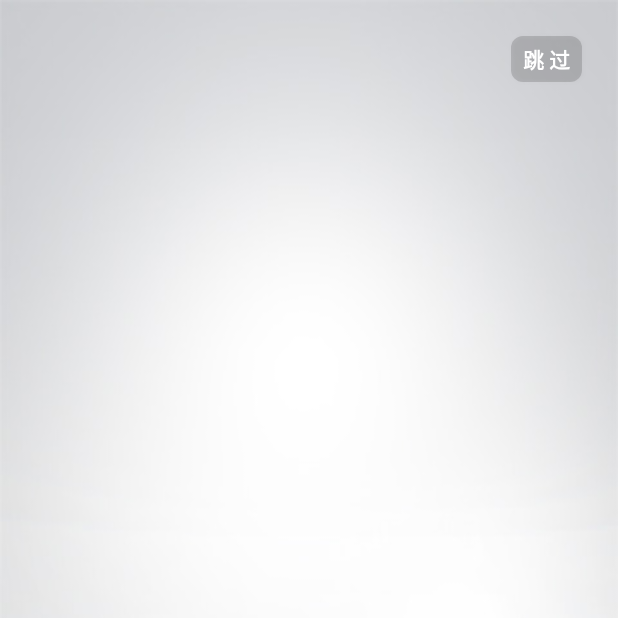
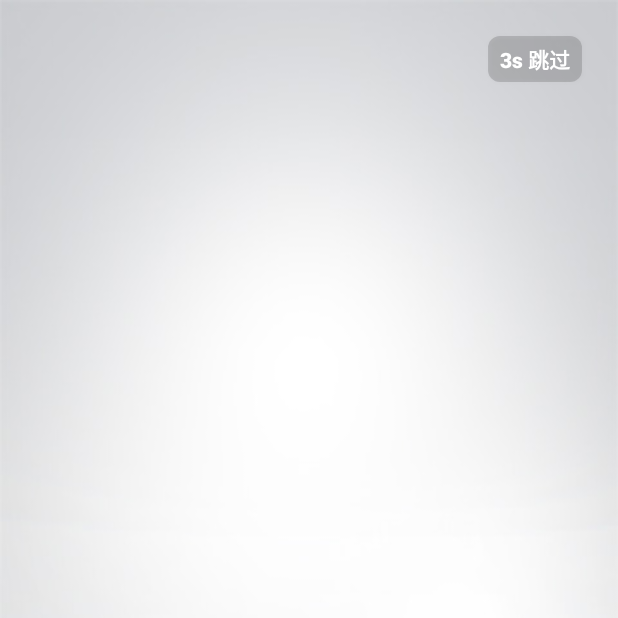
Before and after one commit to limpid100/TechReading, an Android app: the SplashActivity screen opened directly, with no data from a screen before it, on a phone screen of 412 x 824 dp, the top half of it. Run offline under Robolectric (Android 15) with nearby library versions, the phone set to English and light mode, and no system bars; our stand-ins replace ButterKnife.

Commit message:
添加闪屏页倒计时跳转

```diff
--- a/app/src/main/java/com/dxl/techreading/activity/SplashActivity.java
+++ b/app/src/main/java/com/dxl/techreading/activity/SplashActivity.java
@@ -1,7 +1,9 @@
 package com.dxl.techreading.activity;
 
 import android.content.Intent;
+import android.os.CountDownTimer;
 import android.os.Handler;
+import android.util.Log;
 import android.widget.Button;
 
 import com.dxl.techreading.R;
@@ -15,31 +17,45 @@ import butterknife.OnClick;
  */
 public class SplashActivity extends BaseActivity {
 
+    @BindView(R.id.btn_skip)
+    Button btnSkip;
+
+    CountDownTimer timer;
+
     @Override
     protected int getContentViewLayoutID() {
         return R.layout.activity_splash;
     }
 
+
     @Override
     protected void initView() {
-        new Handler().postDelayed(new Runnable() {
+        timer = new CountDownTimer(4000, 1000) {
             @Override
-            public void run() {
+            public void onTick(long millisUntilFinished) {
+                long s = millisUntilFinished / 1000;
+                btnSkip.setText(s == 0 ? "跳过" : s +  "s 跳过");
+            }
+
+            @Override
+            public void onFinish() {
                 toMainActivity();
             }
-        }, 3000);
+        }.start();
     }
 
     boolean isIn = false;
 
     @OnClick(R.id.btn_skip)
     void toMainActivity() {
+        timer.cancel();
         if (isIn) {
             return;
         }
         isIn = true;
         Intent intent = new Intent(SplashActivity.this, MainActivity.class);
         startActivity(intent);
+        overridePendingTransition(android.R.anim.fade_in, android.R.anim.fade_out);
         finish();
     }
 
--- a/app/src/main/res/layout/activity_splash.xml
+++ b/app/src/main/res/layout/activity_splash.xml
@@ -24,6 +24,7 @@
         android:minWidth="0dp"
         android:minHeight="0dp"
         android:text="跳 过"
+        android:textAllCaps="false"
         android:textColor="@android:color/white"
         android:textStyle="bold"
         app:layout_constraintEnd_toEndOf="parent"
```
